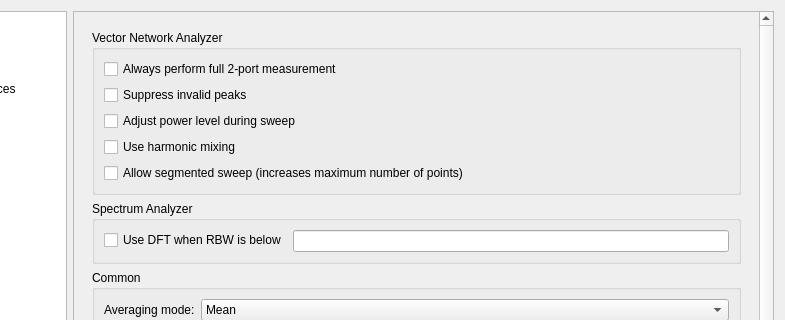
The window that Software/PC_Application/preferencesdialog.ui (jankae/LibreVNA) describes before a commit, drawn with Qt 5; both pictures show x 124 to 909 and y 0 to 320 of the 909 by 657 pixel window.
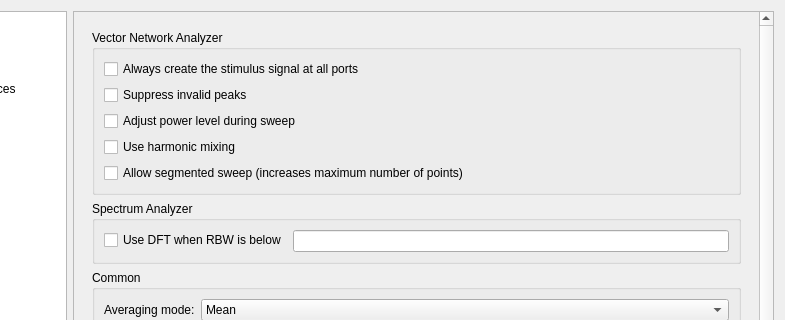
The same window after the commit. The open tabs and pages were chosen to show the change. Icons and pictures are not drawn. Custom widgets are drawn as their Qt base class.

Patch:
```diff
--- a/Software/PC_Application/preferencesdialog.ui
+++ b/Software/PC_Application/preferencesdialog.ui
@@ -84,7 +84,7 @@
           <x>0</x>
           <y>0</y>
           <width>687</width>
-          <height>884</height>
+          <height>938</height>
          </rect>
         </property>
         <layout class="QHBoxLayout" name="horizontalLayout_12">
@@ -714,7 +714,7 @@
                    <string>&lt;html&gt;&lt;head/&gt;&lt;body&gt;&lt;p&gt;If only S11/S21 or S22/S12 are enabled, faster sweeps are possible by only exciting one port. Checking this option forces the device to always excite both ports even when the measurements from one port will not be used.&lt;/p&gt;&lt;/body&gt;&lt;/html&gt;</string>
                   </property>
                   <property name="text">
-                   <string>Always perform full 2-port measurement</string>
+                   <string>Always create the stimulus signal at all ports</string>
                   </property>
                  </widget>
                 </item>
```
Left out of the diff: 2 changed lines with no effect on the pictures.
